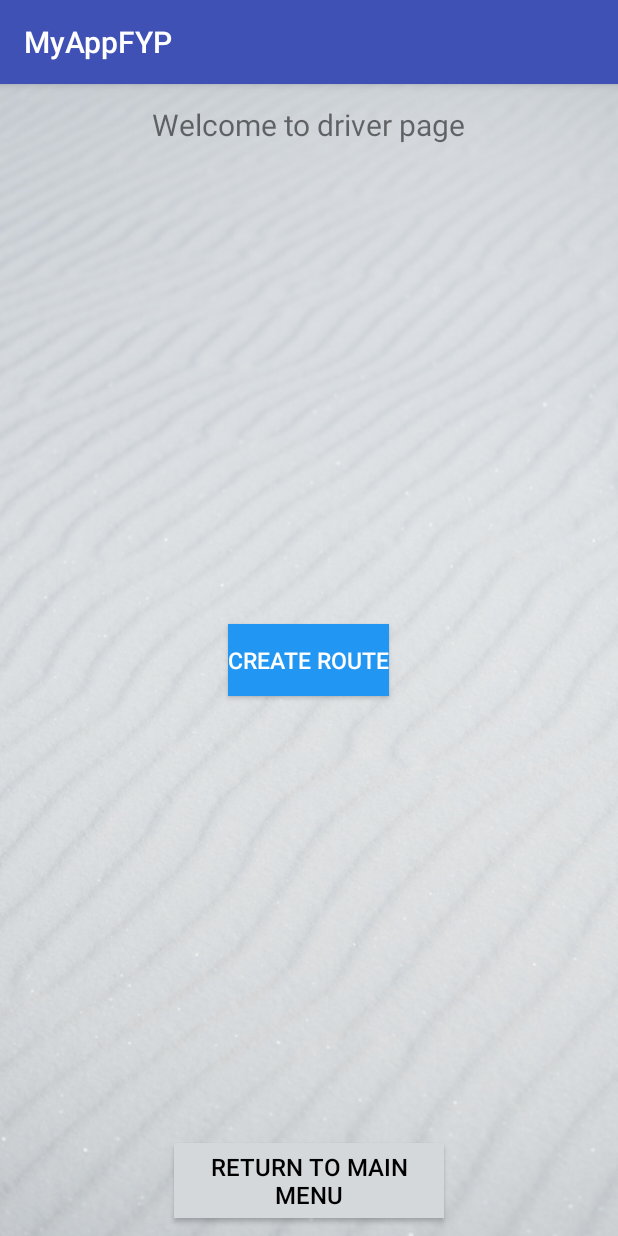
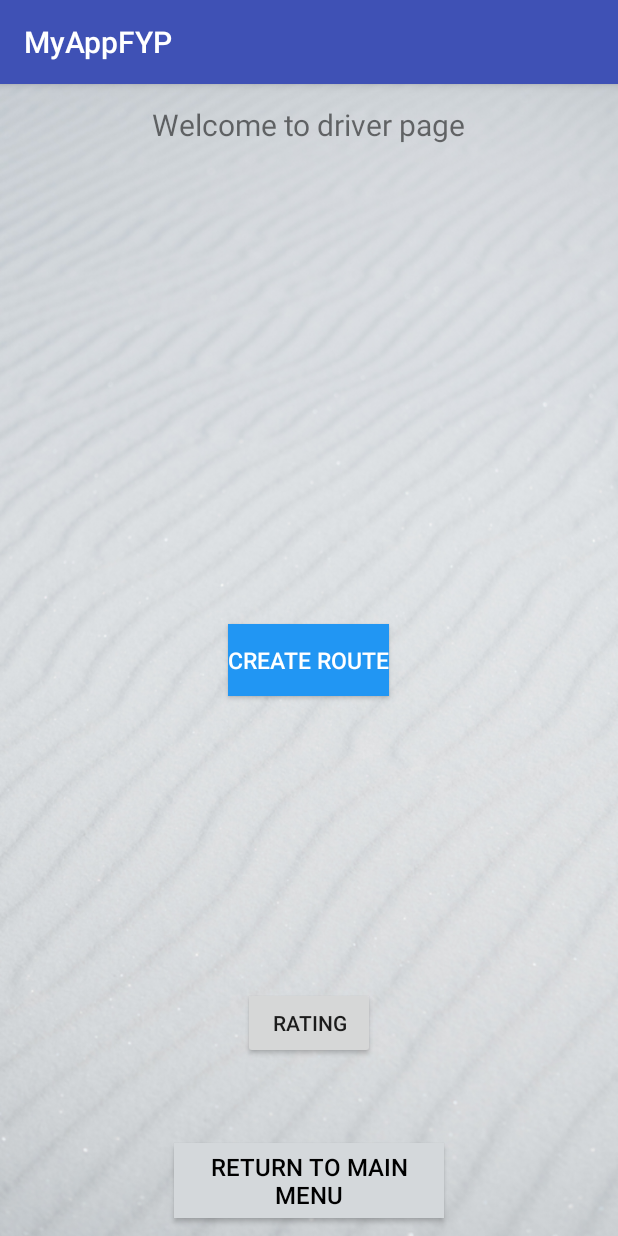
Before and after one commit to mrkoppy/MyAppFYP2, an Android app: the mydriver screen opened directly, with no data from a screen before it, on a phone screen of 412 x 824 dp. Run offline under Robolectric (Android 15) with nearby library versions, the light colour scheme and no system bars.

Commit message:
- ratings interface done

```diff
--- a/app/src/main/AndroidManifest.xml
+++ b/app/src/main/AndroidManifest.xml
@@ -45,10 +45,12 @@
         <meta-data
             android:name="com.google.android.geo.API_KEY"
             android:value="@string/google_maps_key" />
+
         <activity android:name=".myalert" />
         <activity android:name=".myrider_map" />
         <activity android:name=".Driver_CrRoute" />
         <activity android:name=".my_available_trip_insidedata" />
+        <activity android:name=".ratings_comment"></activity>
     </application>
 
 </manifest>
--- a/app/src/main/java/com/example/mrkoppy/myappfyp/BgWorker_availableride.java
+++ b/app/src/main/java/com/example/mrkoppy/myappfyp/BgWorker_availableride.java
@@ -37,9 +37,9 @@ public class BgWorker_availableride extends AsyncTask<Void,Post_availabletrip,Vo
     }
 
     /*hostel*/
-    String fetching_json_data = "http://192.168.0.103/get_availableride.php";
+    /*String fetching_json_data = "http://192.168.0.103/get_availableride.php";*/
     /*Uni*/
-/*    String fetching_json_data = "http://192.168.43.41/get_availableride.php";*/
+    String fetching_json_data = "http://192.168.43.41/get_availableride.php";
 
     @Override
     protected Void doInBackground(Void... voids) {
--- a/app/src/main/res/layout/activity_mydriver.xml
+++ b/app/src/main/res/layout/activity_mydriver.xml
@@ -32,6 +32,15 @@
         android:textColor="#000"
         android:textSize="16sp" />
 
+    <Button
+        android:layout_width="wrap_content"
+        android:layout_height="wrap_content"
+        android:layout_alignParentBottom="true"
+        android:layout_centerHorizontal="true"
+        android:layout_marginBottom="118dp"
+        android:text="Rating"
+        android:onClick="btn_ratings"/>
+
 <!--    <SearchView
         android:layout_width="match_parent"
         android:layout_height="40dp"
```
Also changed, not shown: app/src/main/java/com/example/mrkoppy/myappfyp/BackgroundWorker.java (+4 -4 lines), app/src/main/java/com/example/mrkoppy/myappfyp/mydriver.java (+6 -7 lines).
